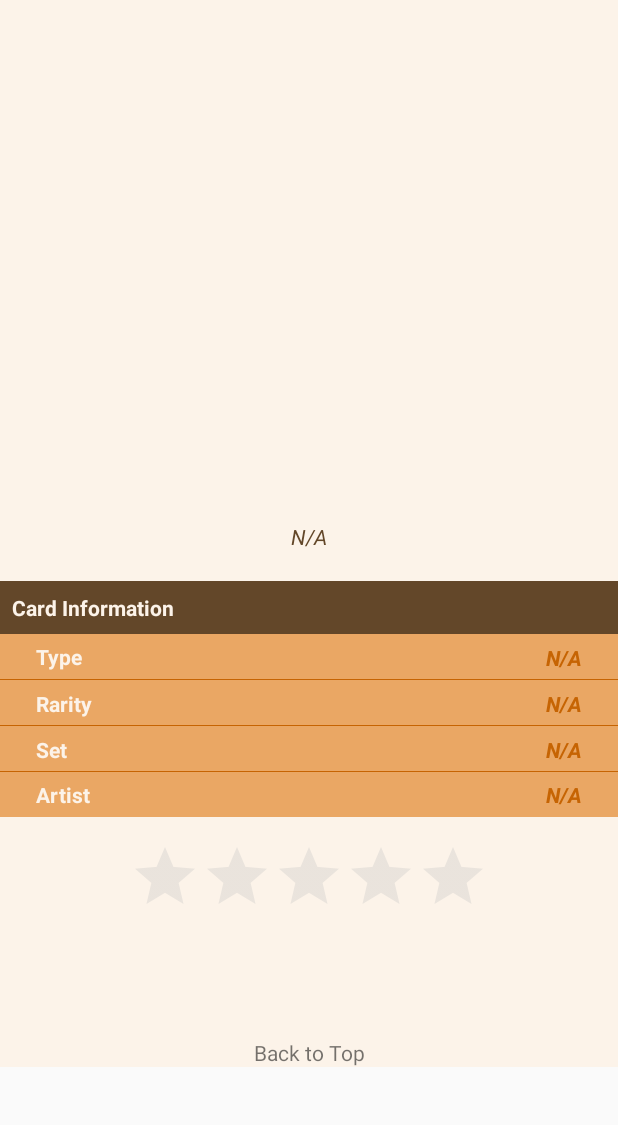
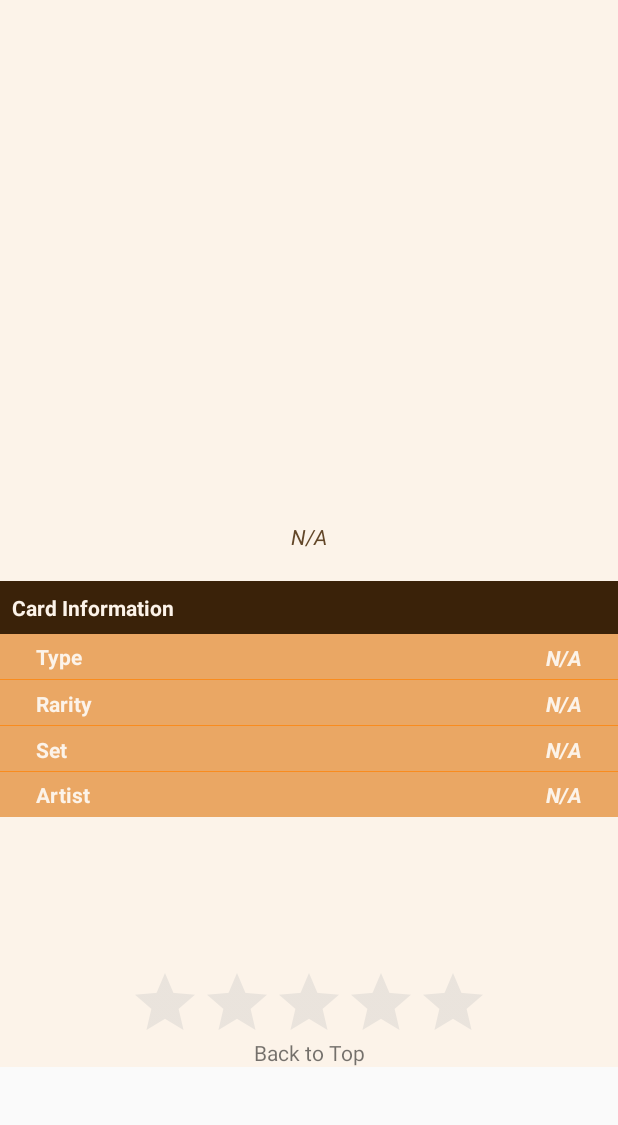
Before and after one commit to Venaseph/Hearthlopedia, an Android app: the CardActivity screen opened directly, with no data from a screen before it, on a phone screen of 412 x 824 dp, the part 84-1209 px from its top. Run offline under Robolectric (Android 15) with nearby library versions, the phone set to English and light mode, and no system bars; pictures from the network do not load; 9 statements that could not run were skipped.

Commit message:
null handling on images in recyclerview

```diff
--- a/app/src/main/java/com/venaseph/hearthlopedia/RecyclerAdaptor.java
+++ b/app/src/main/java/com/venaseph/hearthlopedia/RecyclerAdaptor.java
@@ -74,7 +74,9 @@ public class RecyclerAdaptor extends RecyclerView.Adapter<RecyclerAdaptor.Custom
         }
 
         holder.cardCost.setText(cost);
-        Glide.with(holder.cardImg.getContext()).load(card.getImg()).transition(DrawableTransitionOptions.withCrossFade()).into(holder.cardImg);
+        if (card.getImg() != null) {
+            Glide.with(holder.cardImg.getContext()).load(card.getImg()).transition(DrawableTransitionOptions.withCrossFade()).into(holder.cardImg);
+        }
 
         //set up Sharedprefs populate stars
         holder.name = card.getName();
--- a/app/src/main/res/layout/activity_card.xml
+++ b/app/src/main/res/layout/activity_card.xml
@@ -52,7 +52,7 @@
         android:layout_height="47dp"
         android:layout_marginEnd="8dp"
         android:layout_marginStart="8dp"
-        android:layout_marginTop="16dp"
+        android:layout_marginTop="100dp"
         android:theme="@style/RatingBar"
         app:layout_constraintEnd_toEndOf="parent"
         app:layout_constraintStart_toStartOf="parent"
@@ -63,7 +63,7 @@
         android:layout_width="0dp"
         android:layout_height="35dp"
         android:layout_marginTop="20dp"
-        android:background="@color/colorPrimary"
+        android:background="@color/colorPrimaryDark"
         app:layout_constraintEnd_toEndOf="parent"
         app:layout_constraintStart_toStartOf="parent"
         app:layout_constraintTop_toBottomOf="@+id/flavorTextView" />
@@ -224,7 +224,7 @@
         android:layout_marginEnd="24dp"
         android:layout_marginTop="8dp"
         android:text="@string/notAvail"
-        android:textColor="@color/seperBarColor"
+        android:textColor="@color/colorBack"
         android:textStyle="bold|italic"
         app:layout_constraintBottom_toTopOf="@+id/rarityBarTextView"
         app:layout_constraintEnd_toEndOf="parent"
@@ -238,7 +238,7 @@
         android:layout_marginEnd="24dp"
         android:layout_marginTop="8dp"
         android:text="@string/notAvail"
-        android:textColor="@color/seperBarColor"
+        android:textColor="@color/colorBack"
         android:textStyle="bold|italic"
         app:layout_constraintBottom_toTopOf="@+id/setBarTextView"
         app:layout_constraintEnd_toEndOf="@+id/rarityBarTextView"
@@ -252,7 +252,7 @@
         android:layout_marginEnd="24dp"
         android:layout_marginTop="8dp"
         android:text="@string/notAvail"
-        android:textColor="@color/seperBarColor"
+        android:textColor="@color/colorBack"
         android:textStyle="bold|italic"
         app:layout_constraintBottom_toTopOf="@+id/raceBarTextView"
         app:layout_constraintEnd_toEndOf="@+id/setBarTextView"
@@ -266,12 +266,14 @@
         android:layout_marginEnd="24dp"
         android:layout_marginTop="8dp"
         android:text="@string/notAvail"
-        android:textColor="@color/seperBarColor"
+        android:textColor="@color/colorBack"
         android:textStyle="bold|italic"
         app:layout_constraintBottom_toBottomOf="@+id/raceBarTextView"
         app:layout_constraintEnd_toEndOf="@+id/raceBarTextView"
         app:layout_constraintTop_toTopOf="@+id/raceBarTextView" />
 
+
+
 </android.support.constraint.ConstraintLayout>
 
 </ScrollView>
--- a/app/src/main/res/values/colors.xml
+++ b/app/src/main/res/values/colors.xml
@@ -7,5 +7,5 @@
     <color name="goldenStar">#FFD700</color>
     <color name="emptyStar">#c0c0c0</color>
     <color name="titleBarColor">#eaa764</color>
-    <color name="seperBarColor">#c66403</color>
+    <color name="seperBarColor">#f98c1f</color>
 </resources>
```
